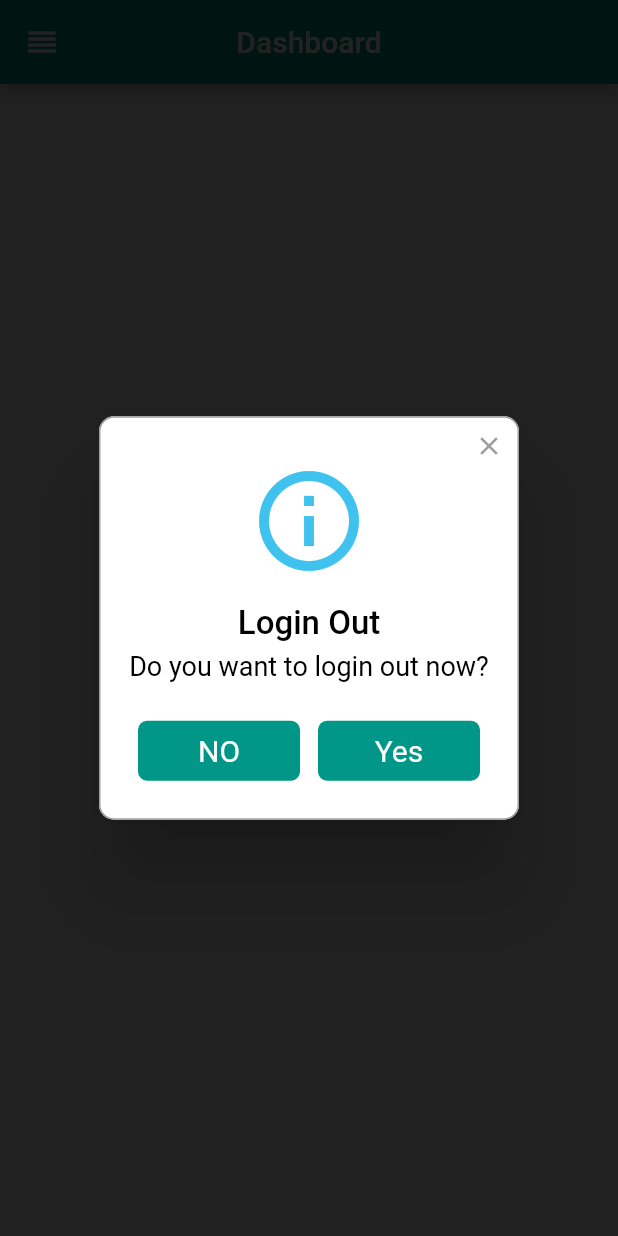
After one commit to bigface0202/FlutterProject, a Flutter app: the Dashboard screen opened directly, after a tap on the "reorder" icon, on a phone screen of 412 x 824 dp. The commit adds this screen. Run offline on Flutter 3.47's test engine with Material 2 defaults, Android fonts, the phone set to English and light mode, and no system bars; drawn by our look-alikes of rflutter_alert; our stand-ins replace firebase_auth, firebase_database, google_sign_in, table_calendar; missing offline and left inert: date_utils; accounts and stored records are empty.

Commit message:
Done of the connection between flutter and esp32

```diff
--- /dev/null
+++ b/flutter_esp32_connection/lib/Dashboard.dart
@@ -0,0 +1,178 @@
+import 'package:firebase_database/firebase_database.dart';
+import 'package:flutter/material.dart';
+import 'package:google_sign_in/google_sign_in.dart';
+import 'package:firebase_auth/firebase_auth.dart';
+import 'CircleProgress.dart';
+import 'package:rflutter_alert/rflutter_alert.dart';
+import 'main.dart';
+
+class Dashboard extends StatefulWidget{
+  @override
+  _DashboardState createState() => _DashboardState();
+}
+
+class _DashboardState extends State<Dashboard>
+with SingleTickerProviderStateMixin{
+
+  bool isLoading = false;
+  final GoogleSignIn googleSignIn = GoogleSignIn();
+
+  final databaseReference = FirebaseDatabase.instance.reference();
+
+  AnimationController progressController;
+  Animation<double> tempAnimation;
+  Animation<double> humidityAnimation;
+
+  @override
+  void initState(){
+
+    super.initState();
+
+    databaseReference
+    .child('ESP32_Device')
+    .once()
+    .then((DataSnapshot snapshot){
+      double temp = snapshot.value['Temperature']['Data'];
+      double humidity = snapshot.value['Humidity']['Data'];
+
+      isLoading = true;
+      _DashboardInit(temp, humidity);
+    });
+  }
+
+  _DashboardInit(double temp, double humid){
+    progressController = AnimationController(
+      vsync: this, duration: Duration(milliseconds: 5000));
+
+    tempAnimation =
+      Tween<double>(begin: -50, end: temp).animate(progressController)
+      ..addListener((){
+        setState(() {});
+      });
+    humidityAnimation =
+      Tween<double>(begin: 0, end: humid).animate(progressController)
+      ..addListener((){
+        setState(() {});
+      });
+
+    progressController.forward();
+  }
+
+  @override
+  Widget build(BuildContext context){
+    return Scaffold(
+      appBar: AppBar(
+        title: Text('Dashboard'),
+        centerTitle: true,
+        automaticallyImplyLeading: false,
+        leading: new IconButton(
+          icon: Icon(Icons.reorder), onPressed: handleLoginOutPopup),
+        ),
+      body: Center(
+        child: isLoading
+        ? Column(
+          mainAxisAlignment: MainAxisAlignment.spaceEvenly,
+          children: <Widget>[
+            CustomPaint(
+            foregroundPainter:
+            CircleProgress(tempAnimation.value, true),
+            child: Container(
+              width: 200,
+              height: 200,
+              child: Center(
+                child: Column(
+                  mainAxisAlignment: MainAxisAlignment.center,
+                  children: <Widget>[
+                    Text('Temperature'),
+                    Text(
+                      '${tempAnimation.value.toInt()}',
+                      style: TextStyle(
+                        fontSize: 50, fontWeight: FontWeight.bold),
+                    ),
+                    Text(
+                      '°C',
+                      style: TextStyle(fontSize:20, fontWeight:FontWeight.bold)
+                      ),
+                    ],
+                  ),
+                ),
+              ),
+            ),
+            CustomPaint(
+            foregroundPainter:
+            CircleProgress(humidityAnimation.value, false),
+            child: Container(
+              width: 200,
+              height: 200,
+              child: Center(
+                child: Column(
+                  mainAxisAlignment: MainAxisAlignment.center,
+                  children: <Widget>[
+                    Text('Humidity'),
+                    Text(
+                      '${humidityAnimation.value.toInt()}',
+                      style: TextStyle(
+                        fontSize: 50, fontWeight: FontWeight.bold),
+                    ),
+                    Text(
+                      '%',
+                      style: TextStyle(fontSize:20, fontWeight:FontWeight.bold)
+                      ),
+                    ],
+                  ),
+                ),
+              ),
+            )
+          ],
+        )
+        : Text(
+          'Loading...',
+          style: TextStyle(fontSize: 30, fontWeight: FontWeight.bold),
+        )),
+    );
+  }
+  handleLoginOutPopup(){
+    Alert(
+      context: context,
+      type: AlertType.info,
+      title:"Login Out",
+      desc:"Do you want to login out now?",
+      buttons:[
+        DialogButton(
+          child: Text(
+            "NO",
+          style: TextStyle(color: Colors.white, fontSize: 20),
+        ),
+        onPressed: () => Navigator.pop(context),
+        color: Colors.teal,
+        ),
+        DialogButton(
+          child: Text(
+          "Yes",
+          style: TextStyle(color:Colors.white, fontSize: 20),
+          ),
+        onPressed: handleSignOut,
+        color: Colors.teal,
+        )
+      ],
+    ).show();
+  }
+
+  Future<Null> handleSignOut() async{
+    this.setState((){
+      isLoading = true;
+    });
+
+    await FirebaseAuth.instance.signOut();
+    await googleSignIn.signOut();
+
+    this.setState((){
+      isLoading = false;
+    });
+
+    Navigator.of(context).pushAndRemoveUntil(
+      MaterialPageRoute(builder: (context) => MyApp()),
+      (Route<dynamic> route) => false);
+  }
+
+}
--- a/flutter_esp32_connection/lib/main.dart
+++ b/flutter_esp32_connection/lib/main.dart
@@ -1,6 +1,7 @@
 import 'package:flutter/material.dart';
 import 'package:firebase_auth/firebase_auth.dart';
 import 'package:google_sign_in/google_sign_in.dart';
+import 'Dashboard.dart';
 
 void main() => runApp(MyApp());
 
@@ -14,6 +15,7 @@ class MyApp extends StatelessWidget {
         primarySwatch: Colors.teal,
       ),
       home: LoginScreen(title: 'ESP32 Temp & humid App'),
+      debugShowCheckedModeBanner: false,
     );
   }
 }
@@ -49,7 +51,7 @@ class _LoginScreenState extends State<LoginScreen>{
       }
     });
 
-    _googleSignIn.signInSilently();
+    // _googleSignIn.signInSilently();
   }
 
   _handleFirebase() async{
@@ -63,6 +65,8 @@ class _LoginScreenState extends State<LoginScreen>{
 
     if (firebaseUser != null){
       print('Login');
+
+      Navigator.of(context).pushReplacement(new MaterialPageRoute(builder: (context)=> new Dashboard()));
     }
   }
 
--- a/flutter_esp32_connection/pubspec.yaml
+++ b/flutter_esp32_connection/pubspec.yaml
@@ -23,9 +23,10 @@ dependencies:
   # The following adds the Cupertino Icons font to your application.
   # Use with the CupertinoIcons class for iOS style icons.
   cupertino_icons: ^0.1.2
-  firebase_auth: ^0.15.1
-  firebase_database: ^3.1.0
+  firebase_auth: ^0.11.1+11
+  firebase_database: ^3.0.4
   google_sign_in: ^4.0.4
+  rflutter_alert: ^1.0.3
 
 dev_dependencies:
   flutter_test:
```
Also changed, not shown: flutter_esp32_connection/lib/CircleProgress.dart (added, +45 -0 lines), flutter_esp32_connection/pubspec.lock, 5 other files.
